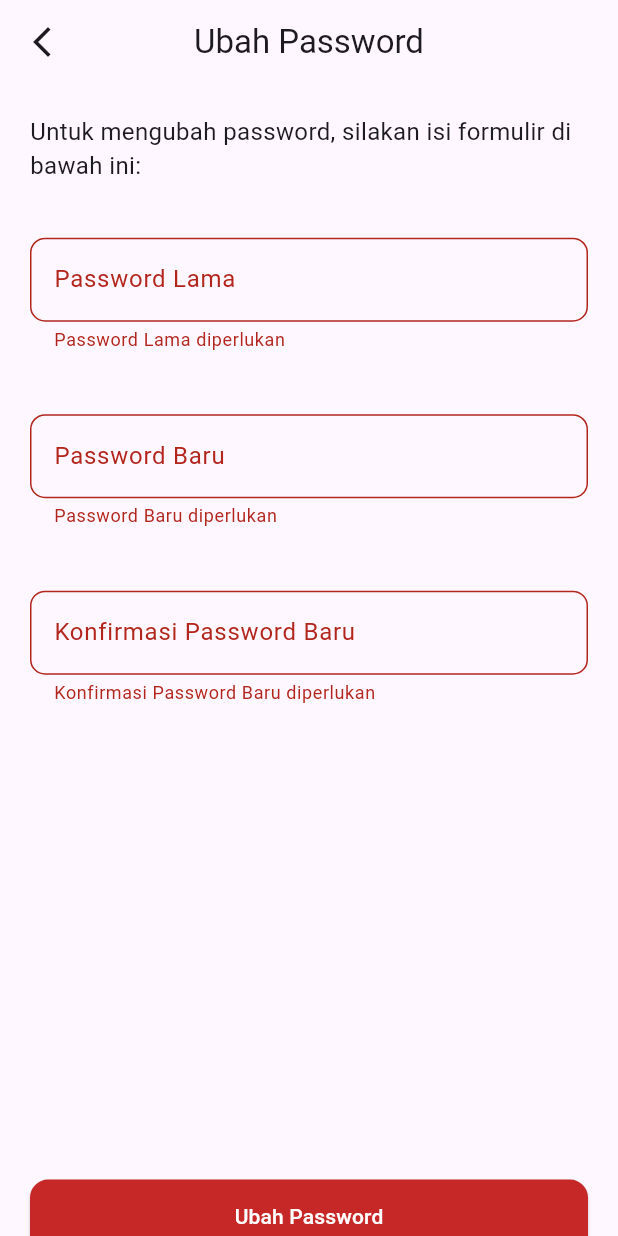
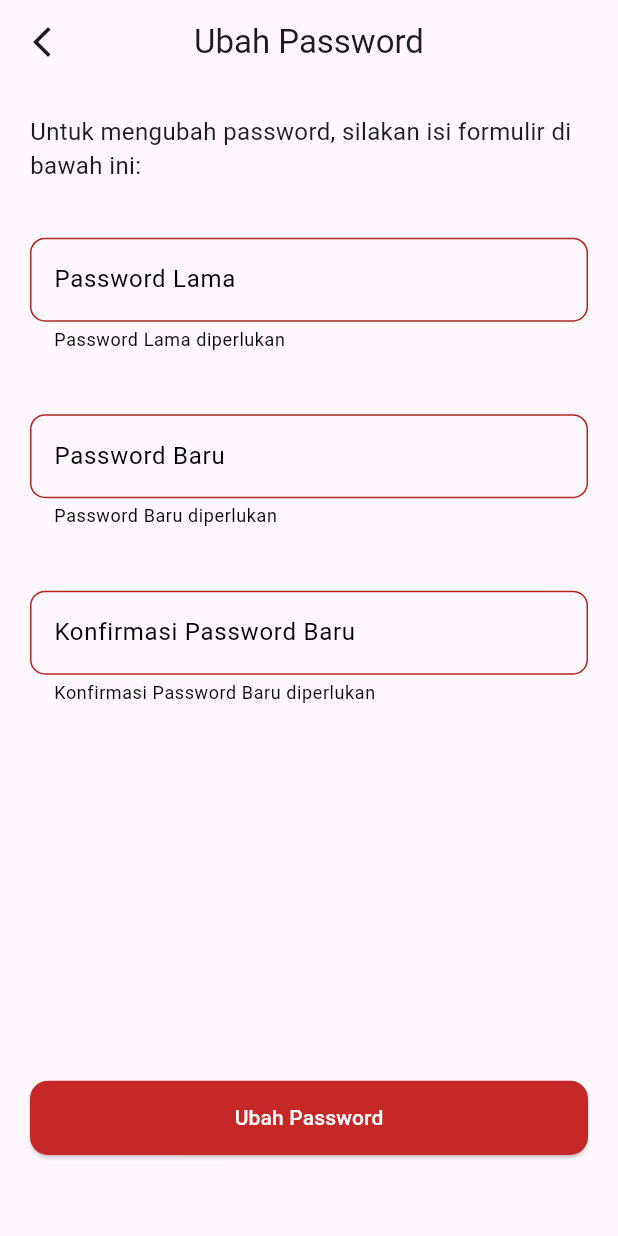
Before and after one commit to Shade2012/warmindo_admin_ui, a Flutter app: the ChangePassPage screen opened by its route, on a phone screen of 412 x 824 dp. Run offline on Flutter 3.47's test engine with Material 3 defaults, Android fonts, the phone set to English and light mode, and no system bars; our stand-ins replace animated_custom_dropdown, flutter_svg, font_awesome_flutter, get, google_fonts, syncfusion_flutter_charts.

Commit message:
style: [AF] change color errorstyle

```diff
--- a/lib/pages/change_pass_page/view/changepass_page.dart
+++ b/lib/pages/change_pass_page/view/changepass_page.dart
@@ -77,7 +77,7 @@ class ChangePassPage extends StatelessWidget {
                     return null;
                   },
                 ),
-                SizedBox(height: screenHeight * 0.36),
+                SizedBox(height: screenHeight * 0.28),
                 ElevatedButton(
                   style: ElevatedButton.styleFrom(
                     backgroundColor: ColorResources.primaryColor,
@@ -129,14 +129,20 @@ Widget typePass(
       decoration: InputDecoration(
         border: OutlineInputBorder(
           borderRadius: BorderRadius.circular(10.0),
+          borderSide: BorderSide(color: Colors.black),
         ),
         focusedBorder: OutlineInputBorder(
           borderSide: BorderSide(color: Colors.black),
         ),
         hintText: hint,
         labelText: label,
-        hintStyle: TextStyle(color: Colors.grey, fontSize: 12),
+        hintStyle: TextStyle(color: Colors.black),
+        errorStyle: TextStyle(color: Colors.black),
         errorText: validator != null ? validator(controller.text) : null,
+        labelStyle: TextStyle(color: Colors.black),
+        enabledBorder: OutlineInputBorder(
+          borderSide: BorderSide(color: Colors.black),
+        ),
       ),
     ),
   );
```
